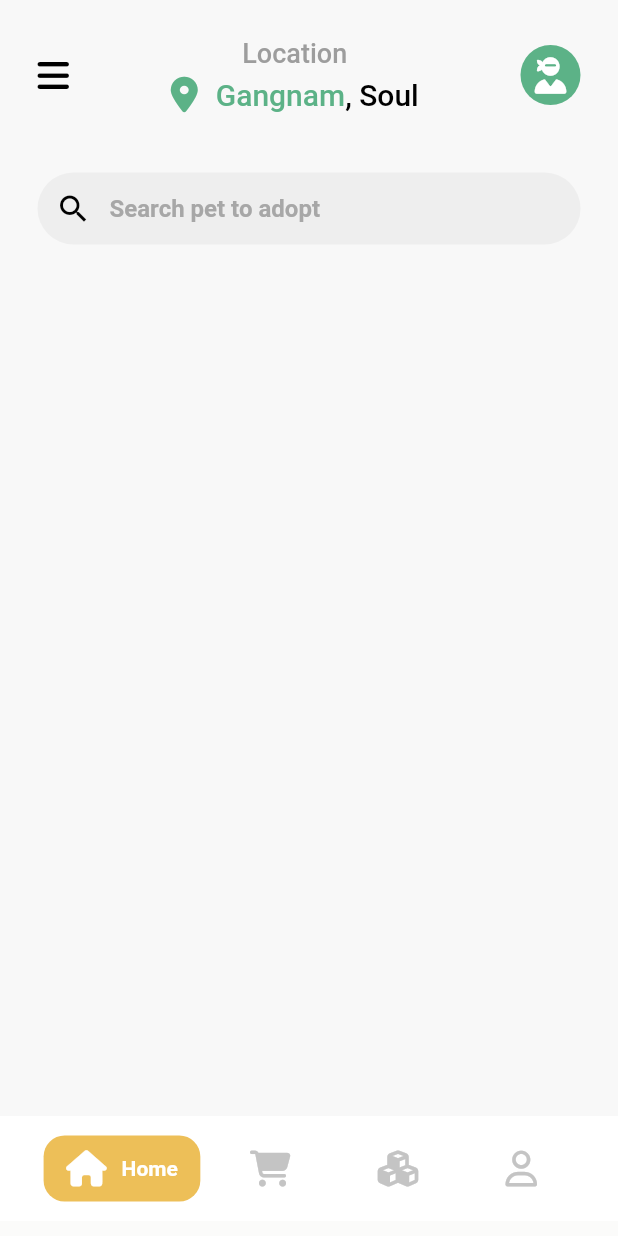
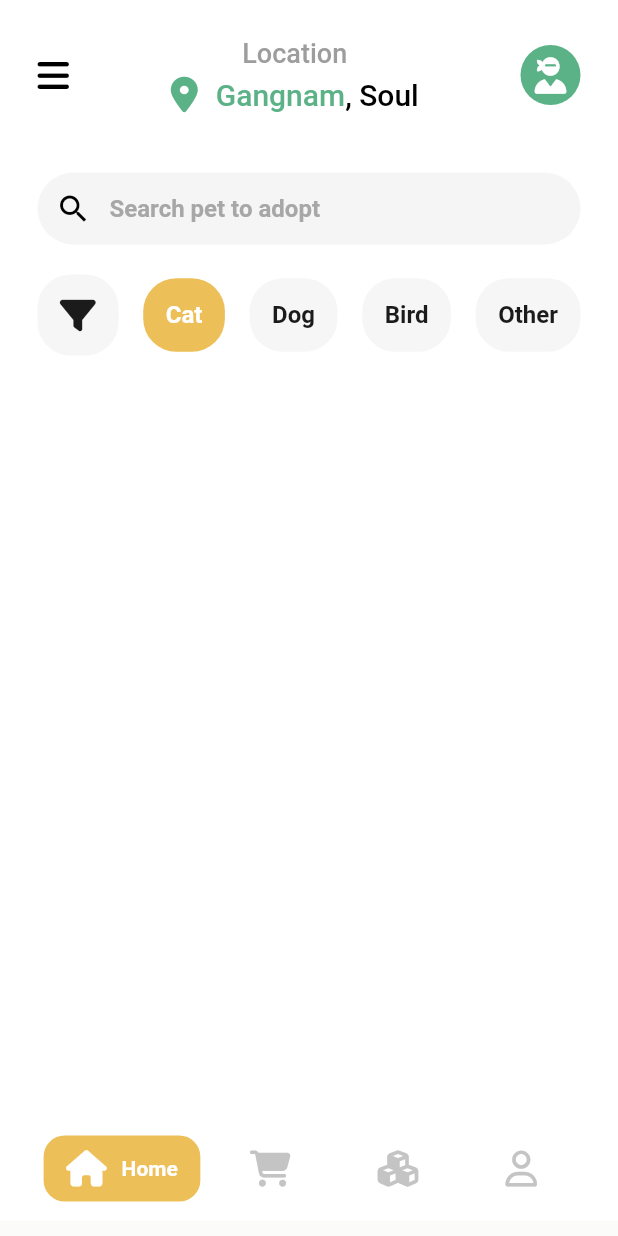
Before and after one commit to gomezjcdev/FlutterDesigns, a Flutter app: the screen it shows after launch, on a phone screen of 412 x 824 dp. Run offline on Flutter 3.47's test engine with Material 2 defaults, Android fonts, the phone set to English and light mode, and no system bars; our stand-ins replace font_awesome_flutter.

Commit message:
filter options

```diff
--- a/02.pet_app/lib/pages/home.dart
+++ b/02.pet_app/lib/pages/home.dart
@@ -1,4 +1,5 @@
 import 'package:flutter/material.dart';
+import 'package:pet_app/widgets/filters.dart';
 import 'package:pet_app/widgets/search.dart';
 
 class Home extends StatelessWidget {
@@ -10,6 +11,8 @@ class Home extends StatelessWidget {
       children: const [
         SizedBox(height: 40),
         Search(),
+        SizedBox(height: 20),
+        Filters(),
       ],
     );
   }
--- a/02.pet_app/lib/themes/theme.dart
+++ b/02.pet_app/lib/themes/theme.dart
@@ -5,7 +5,7 @@ class AppTheme {
 
   static const Color _iconColor = Color(0xFFC4C4C4);
   static const Color _primaryColor = Color(0xFFCD8B32);
-  static const Color _primaryVariantColor = Color(0xFFF8F8F8);
+  static const Color _primaryVariantColor = Color(0xFFFFFFFF);
   static const Color _secondaryColor = Colors.green;
   static const Color _onPrimaryColor = Colors.black;
   static const Color _tabColor = Color(0xFFEDBF58);
@@ -14,6 +14,7 @@ class AppTheme {
   static const Color _profileBackground = Color(0xFFD5EBE1);
   static const Color _grayBackground = Color(0xFFF6F6F6);
   static const Color _hintText = Color(0xFFA7A7A7);
+  static const Color _colorBlack = Color(0xFF1B1B1B);
 
   static Color get tabColor => _tabColor;
   static Color get greenTitle => _greenTitle;
@@ -21,6 +22,7 @@ class AppTheme {
   static Color get profileBackground => _profileBackground;
   static Color get grayBackground => _grayBackground;
   static Color get hintText => _hintText;
+  static Color get colorBlack => _colorBlack;
 
   static final ThemeData customTheme = ThemeData(
     scaffoldBackgroundColor: _primaryVariantColor,
--- a/02.pet_app/lib/widgets/filters.dart
+++ b/02.pet_app/lib/widgets/filters.dart
@@ -1,10 +1,55 @@
 import 'package:flutter/material.dart';
+import 'package:font_awesome_flutter/font_awesome_flutter.dart';
+import 'package:pet_app/themes/theme.dart';
 
-class Filters extends StatelessWidget {
+class Filters extends StatefulWidget {
   const Filters({Key? key}) : super(key: key);
 
   @override
+  State<Filters> createState() => _FiltersState();
+}
+
+class _FiltersState extends State<Filters> {
+
+  int selectedOption = 1;
+
+  @override
   Widget build(BuildContext context) {
-    return Container();
+    return Row(
+      mainAxisAlignment: MainAxisAlignment.spaceBetween,
+      children: [
+        _filterOption(context, icon: FontAwesomeIcons.filter, option: 0),
+        _filterOption(context, title: 'Cat', option: 1),
+        _filterOption(context, title: 'Dog', option: 2),
+        _filterOption(context, title: 'Bird', option: 3),
+        _filterOption(context, title: 'Other', option: 4),
+      ],
+    );
+  }
+
+  Widget _filterOption(BuildContext context, {IconData? icon, String? title, required int option}) {
+    return Material(
+      color: Colors.white,
+      child: InkWell(
+        borderRadius: BorderRadius.circular(22),
+        splashColor: AppTheme.tabColor,
+        onTap: () => setState(() => selectedOption = option),
+        child: Container(
+          padding: const EdgeInsets.all(15),
+          decoration: BoxDecoration(
+              borderRadius: BorderRadius.circular(22),
+              color: selectedOption == option ? AppTheme.tabColor : AppTheme.grayBackground),
+          child: icon != null
+              ? FaIcon(icon, color: selectedOption == option ? Colors.white : AppTheme.colorBlack)
+              : Text(
+            title!,
+            style: Theme.of(context).textTheme.headline2!.copyWith(
+                fontSize: 16,
+                fontWeight: FontWeight.bold,
+                color: selectedOption == option ? Colors.white : AppTheme.colorBlack),
+          ),
+        ),
+      ),
+    );
   }
 }
```
